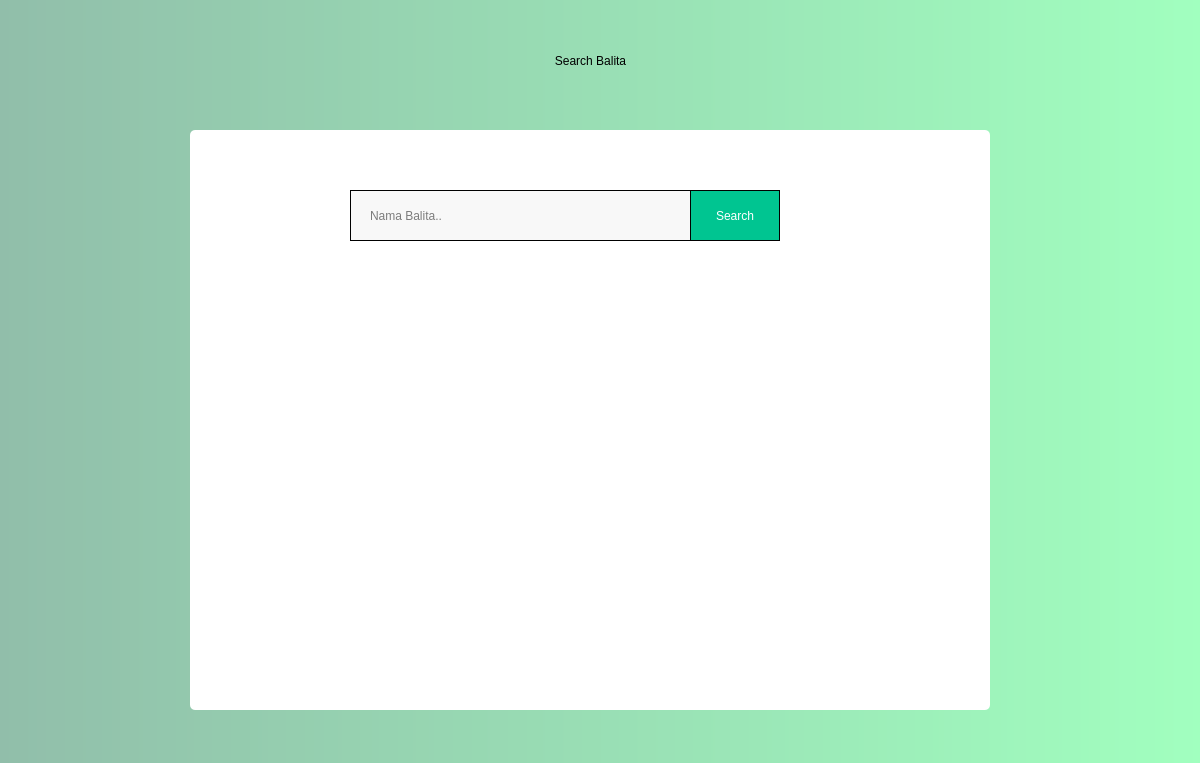
Above: search.ui from Gamdara/ekms before the change. Below: the same form after it.
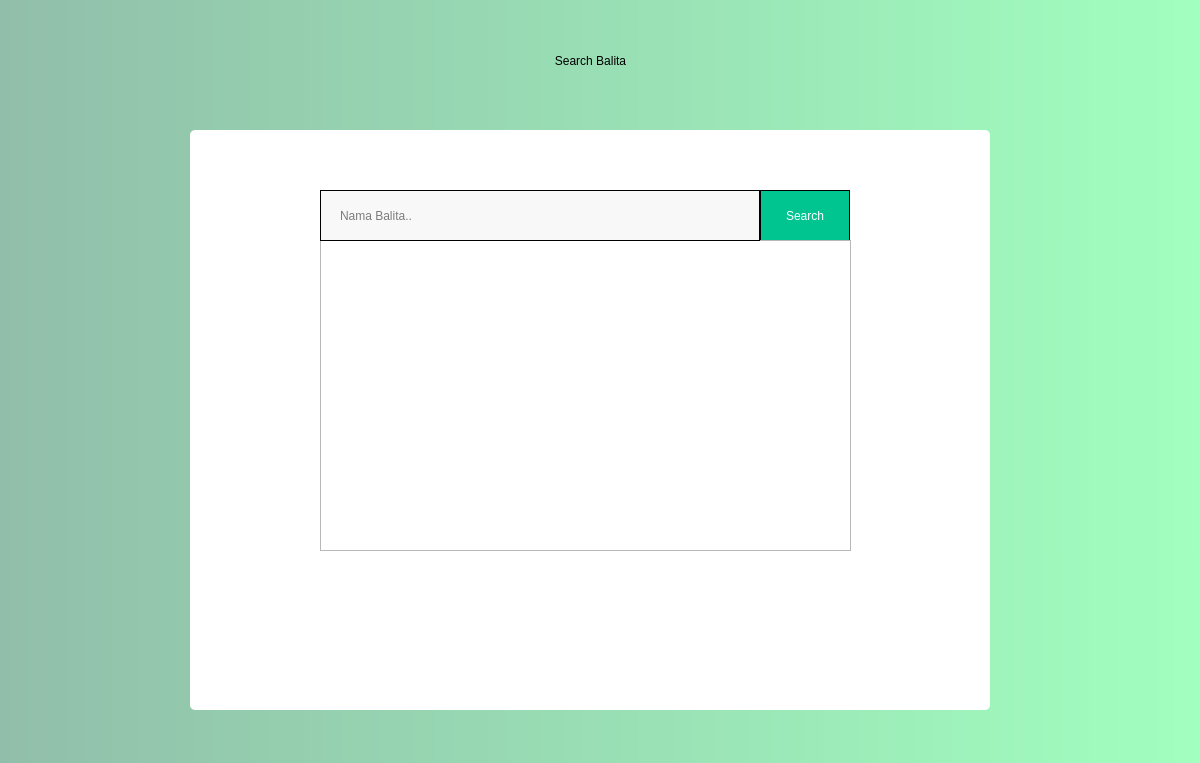
That is the form after the change.

Commit message: tinggal table

Patch:
```diff
--- a/search.ui
+++ b/search.ui
@@ -30,7 +30,7 @@
    <widget class="QPushButton" name="bsearch">
     <property name="geometry">
      <rect>
-      <x>690</x>
+      <x>760</x>
       <y>190</y>
       <width>90</width>
       <height>51</height>
@@ -98,17 +98,28 @@
      <set>Qt::AlignCenter</set>
     </property>
    </widget>
+   <widget class="QTableView" name="table">
+    <property name="geometry">
+     <rect>
+      <x>320</x>
+      <y>240</y>
+      <width>531</width>
+      <height>311</height>
+     </rect>
+    </property>
+   </widget>
    <zorder>label_9</zorder>
    <zorder>bsearch</zorder>
    <zorder>label</zorder>
    <zorder>label_2</zorder>
+   <zorder>table</zorder>
   </widget>
   <widget class="QLineEdit" name="tsearch">
    <property name="geometry">
     <rect>
-     <x>350</x>
+     <x>320</x>
      <y>190</y>
-     <width>341</width>
+     <width>440</width>
      <height>51</height>
     </rect>
    </property>
```
The commit also changes 4 other files.
